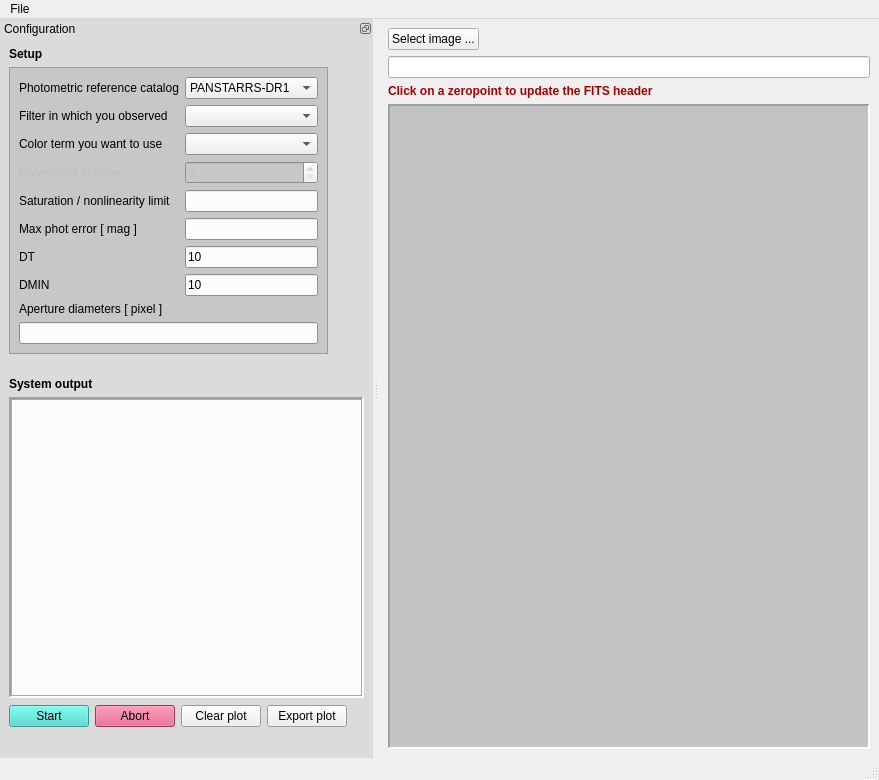
First picture: the form in src/abszp/abszeropoint.ui, repository schirmermischa/THELI, before the edit.
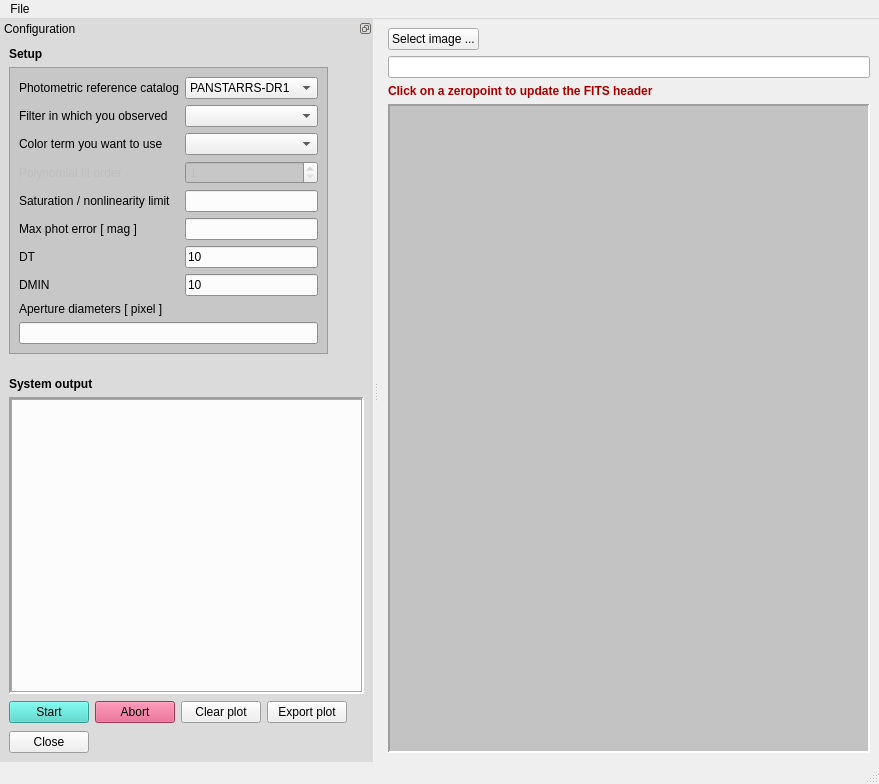
Second picture: the form after the edit. Custom widgets are drawn as their Qt base class.

Patch:
```diff
--- a/src/abszp/abszeropoint.ui
+++ b/src/abszp/abszeropoint.ui
@@ -7,7 +7,7 @@
     <x>0</x>
     <y>0</y>
     <width>879</width>
-    <height>780</height>
+    <height>784</height>
    </rect>
   </property>
   <property name="windowTitle">
@@ -1701,6 +1701,25 @@
        </layout>
       </widget>
      </item>
+     <item row="6" column="0">
+      <widget class="QPushButton" name="closePushButton">
+       <property name="minimumSize">
+        <size>
+         <width>80</width>
+         <height>0</height>
+        </size>
+       </property>
+       <property name="maximumSize">
+        <size>
+         <width>80</width>
+         <height>16777215</height>
+        </size>
+       </property>
+       <property name="text">
+        <string>Close</string>
+       </property>
+      </widget>
+     </item>
     </layout>
    </widget>
   </widget>
```
